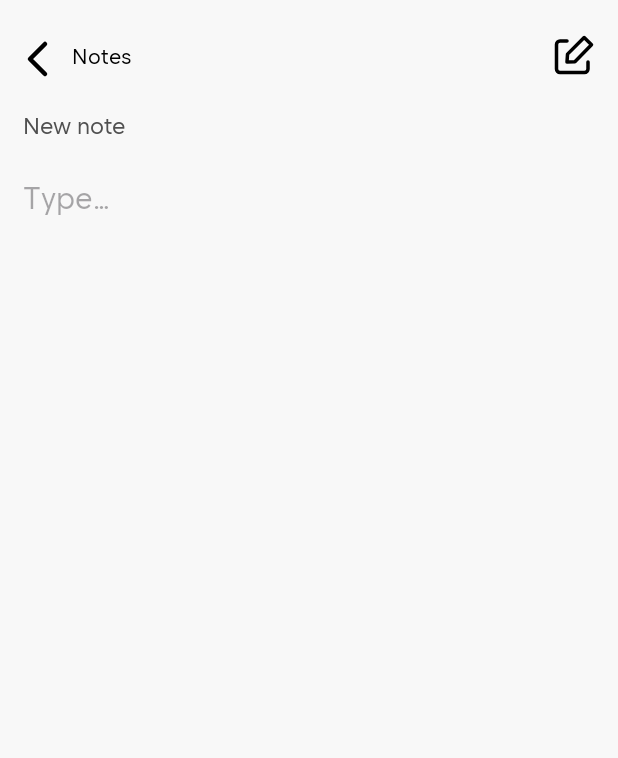
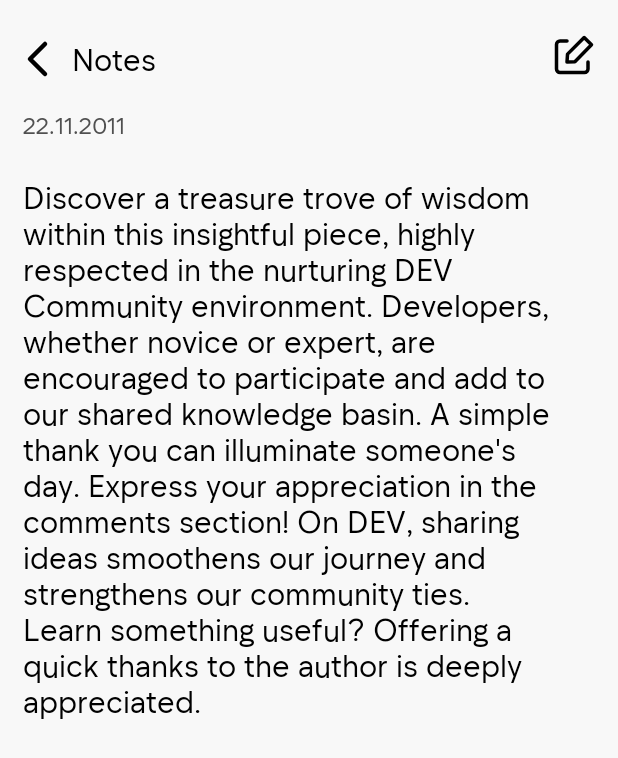
Before and after one commit to chrisstel/NotesApp, an Android app: the layout fragment_note_details.xml on its own in the app's theme, with its tools: preview values and no code run, on a phone screen of 412 x 824 dp. Shown: the top 758 px of the screen. Run offline under Robolectric (Android 15) with nearby library versions, the phone set to English and light mode, and no system bars.

Commit message:
change date

```diff
--- a/app/src/main/java/com/example/notes/data/database/room/dao/NoteDao.kt
+++ b/app/src/main/java/com/example/notes/data/database/room/dao/NoteDao.kt
@@ -11,7 +11,7 @@ import kotlinx.coroutines.flow.Flow
 @Dao
 interface NoteDao {
 
-    @Query("SELECT * FROM notes")
+    @Query("SELECT * FROM notes ORDER BY id DESC")
     fun getAllNotes(): Flow<List<RoomNote>>
 
     @Insert(onConflict = OnConflictStrategy.REPLACE)
--- a/app/src/main/java/com/example/notes/ui/note/AddNoteFragment.kt
+++ b/app/src/main/java/com/example/notes/ui/note/AddNoteFragment.kt
@@ -25,12 +25,12 @@ class AddNoteFragment : Fragment() {
         super.onViewCreated(view, savedInstanceState)
 
         views {
-            cancelButton.setOnClickListener { cancel() }
+            backButton.setOnClickListener { goBack() }
             saveNoteButton.setOnClickListener { saveNote() }
         }
     }
 
-    private fun cancel() = views {
+    private fun goBack() = views {
         findNavController().navigate(R.id.action_addNoteFragment_to_mainFragment)
     }
 
--- a/app/src/main/java/com/example/notes/ui/note/viewmodel/NoteViewModel.kt
+++ b/app/src/main/java/com/example/notes/ui/note/viewmodel/NoteViewModel.kt
@@ -17,5 +17,5 @@ class NoteViewModel(
         date = createCaption(),
         text = text
     )
-    private fun createCaption(): String = DateFormat.format("hh:mm, MM.dd.yyyy", Date()).toString()
+    private fun createCaption(): String = DateFormat.format("HH:mm, dd.MM.yyyy", Date()).toString()
 }
--- a/app/src/main/res/layout/fragment_note_details.xml
+++ b/app/src/main/res/layout/fragment_note_details.xml
@@ -1,6 +1,7 @@
 <?xml version="1.0" encoding="utf-8"?>
 <androidx.constraintlayout.widget.ConstraintLayout xmlns:android="http://schemas.android.com/apk/res/android"
     xmlns:app="http://schemas.android.com/apk/res-auto"
+    xmlns:tools="http://schemas.android.com/tools"
     android:layout_width="match_parent"
     android:layout_height="match_parent"
     android:background="#F8F8F8">
@@ -31,21 +32,35 @@
             <TextView
                 android:layout_width="wrap_content"
                 android:layout_height="wrap_content"
+                android:gravity="center_vertical"
+                android:text="@string/app_name"
+                android:textSize="20sp"
+                app:layout_constraintBottom_toBottomOf="@id/back_button"
                 app:layout_constraintStart_toEndOf="@id/back_button"
-                app:layout_constraintTop_toTopOf="parent"
-                android:text="@string/app_name"
-                app:layout_constraintBottom_toTopOf="@id/note_date"
-                android:gravity="center_vertical"/>
+                app:layout_constraintTop_toTopOf="@id/back_button" />
 
             <ImageView
                 android:id="@+id/edit_note"
                 android:layout_width="28dp"
                 android:layout_height="28dp"
+                android:layout_marginHorizontal="15dp"
+                android:contentDescription="@string/edit_note_description"
                 android:src="@drawable/ic_edit_48"
+                app:layout_constraintBottom_toTopOf="@id/note_date"
                 app:layout_constraintEnd_toEndOf="parent"
-                app:layout_constraintTop_toTopOf="parent"
+                app:layout_constraintTop_toTopOf="parent" />
+
+            <ImageView
+                android:id="@+id/save_note_button"
+                android:layout_width="wrap_content"
+                android:layout_height="wrap_content"
+                android:layout_marginHorizontal="3dp"
+                android:contentDescription="@string/save_note_button_description"
+                android:src="@drawable/ic_done_48"
+                android:visibility="invisible"
                 app:layout_constraintBottom_toTopOf="@id/note_date"
-                android:layout_marginHorizontal="15dp"/>
+                app:layout_constraintEnd_toEndOf="parent"
+                app:layout_constraintTop_toTopOf="parent" />
 
 
             <TextView
@@ -55,10 +70,10 @@
                 android:layout_marginHorizontal="15dp"
                 android:layout_marginTop="10dp"
                 android:textColor="@color/dark_grey"
-                android:text="@string/new_note_title"
                 android:textSize="15sp"
                 app:layout_constraintStart_toStartOf="parent"
-                app:layout_constraintTop_toBottomOf="@id/back_button" />
+                app:layout_constraintTop_toBottomOf="@id/back_button"
+                tools:text="22.11.2011" />
 
             <!--            <ImageView-->
             <!--                android:id="@+id/save_note_button"-->
@@ -79,15 +94,13 @@
                 android:layout_marginHorizontal="15dp"
                 android:layout_marginTop="25dp"
                 android:background="@null"
-                android:hint="@string/type_hint"
-                android:importantForAutofill="no"
-                android:inputType="textMultiLine"
                 android:textSize="20sp"
                 app:layout_constraintEnd_toEndOf="parent"
                 app:layout_constraintHeight_min="48dp"
                 app:layout_constraintStart_toStartOf="parent"
                 app:layout_constraintTop_toBottomOf="@id/note_date"
-                app:layout_constraintWidth_max="488dp" />
+                app:layout_constraintWidth_max="488dp"
+                tools:text="@string/lorem_ipsum" />
 
         </androidx.constraintlayout.widget.ConstraintLayout>
 
--- a/app/src/main/res/layout/note_item.xml
+++ b/app/src/main/res/layout/note_item.xml
@@ -5,9 +5,11 @@
     android:layout_width="match_parent"
     android:layout_height="wrap_content"
     android:layout_margin="@dimen/content_margin"
-    app:cardBackgroundColor="#F8F8F8"
-    app:cardCornerRadius="10dp"
+    app:cardBackgroundColor="@color/white"
+    app:cardCornerRadius="8dp"
     app:cardElevation="0dp">
+
+    <!--    app:cardBackgroundColor="#F8F8F8"-->
 
     <LinearLayout
         android:layout_width="match_parent"
--- a/app/src/main/res/values/strings.xml
+++ b/app/src/main/res/values/strings.xml
@@ -27,4 +27,6 @@
     <string name="cancel_button_description">Cancel</string>
     <string name="save_note_button_description">Save note</string>
     <string name="new_note_title">New note</string>
+    <string name="edit_note_description">Edit note</string>
+    <string name="lorem_ipsum">Discover a treasure trove of wisdom within this insightful piece, highly respected in the nurturing DEV Community environment. Developers, whether novice or expert, are encouraged to participate and add to our shared knowledge basin. A simple thank you can illuminate someone\'s day. Express your appreciation in the comments section! On DEV, sharing ideas smoothens our journey and strengthens our community ties. Learn something useful? Offering a quick thanks to the author is deeply appreciated.</string>
 </resources>
```
Also changed, not shown: app/src/main/java/com/example/notes/ui/main/MainFragment.kt (+0 -18 lines), app/src/main/java/com/example/notes/ui/main/NoteDetailsFragment.kt (+16 -0 lines), app/src/main/res/navigation/nav_graph.xml (+2 -7 lines).
